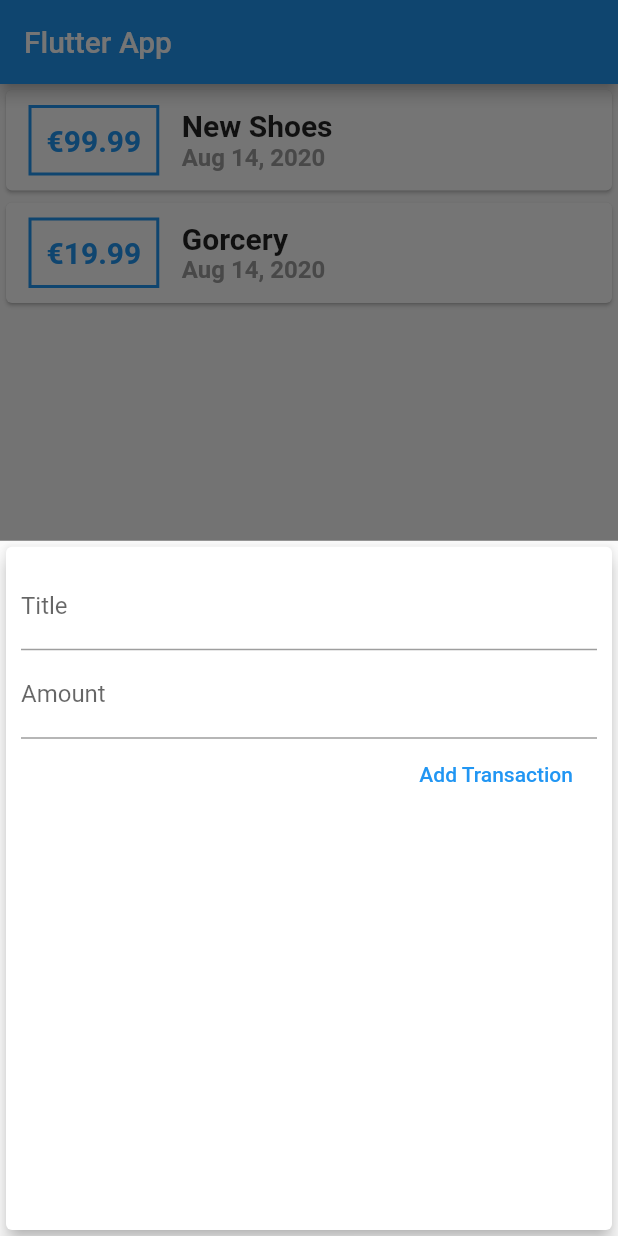
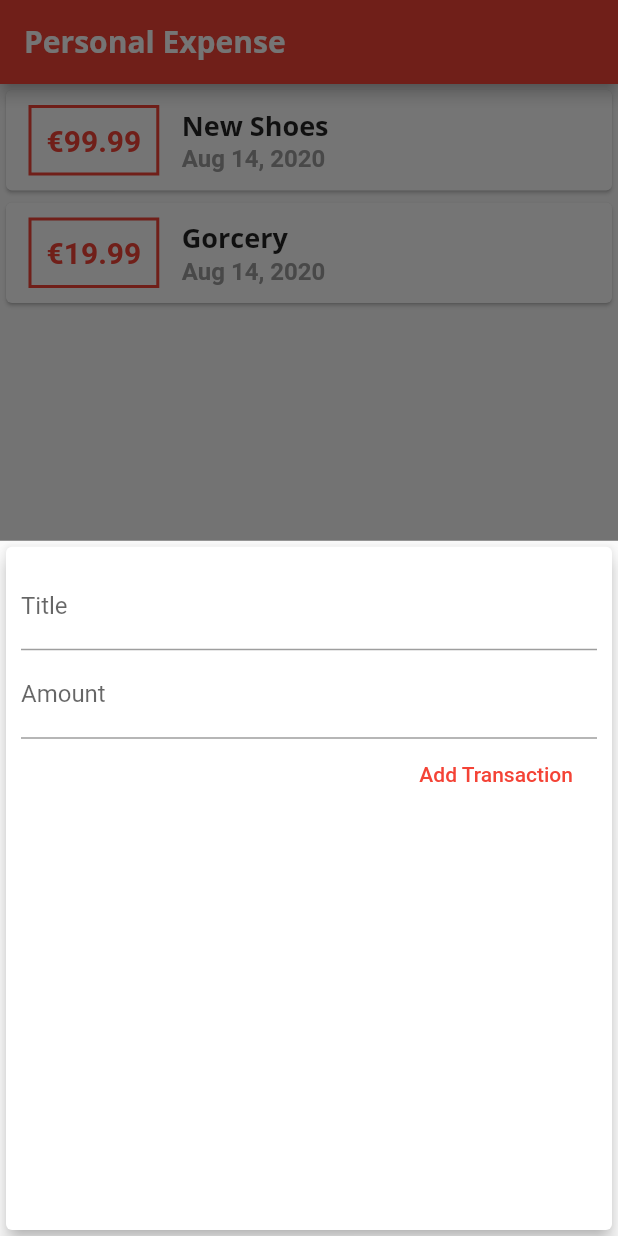
Before and after one commit to FedeArce/FlutterCourse, a Flutter app: the screen it shows after launch, after a tap on the "add" icon, on a phone screen of 412 x 824 dp. Run offline on Flutter 3.47's test engine with Material 2 defaults, Android fonts, the phone set to English and light mode, and no system bars.

Commit message:
update to lesson 95

```diff
--- a/expense_tracker/lib/main.dart
+++ b/expense_tracker/lib/main.dart
@@ -10,7 +10,27 @@ class MyApp extends StatelessWidget {
   @override
   Widget build(BuildContext context) {
     return MaterialApp(
-      title: 'Flutter App',
+      title: 'Personal Expense',
+      theme: ThemeData(
+          primarySwatch: Colors.red,
+          accentColor: Colors.orange,
+          fontFamily: 'Quicksand',
+          textTheme: ThemeData.light().textTheme.copyWith(
+                headline6: TextStyle(
+                  fontFamily: 'OpenSans',
+                  fontSize: 18,
+                  fontWeight: FontWeight.bold,
+                ),
+              ),
+          appBarTheme: AppBarTheme(
+            textTheme: ThemeData.light().textTheme.copyWith(
+                  headline6: TextStyle(
+                    fontFamily: 'OpenSans',
+                    fontSize: 20,
+                    fontWeight: FontWeight.bold,
+                  ),
+                ),
+          )),
       home: MyHomePage(),
     );
   }
@@ -61,7 +81,7 @@ class _MyHomePageState extends State<MyHomePage> {
   Widget build(BuildContext context) {
     return Scaffold(
       appBar: AppBar(
-        title: Text('Flutter App'),
+        title: Text('Personal Expense'),
       ),
       body: SingleChildScrollView(
         child: Column(
--- a/expense_tracker/lib/widgets/inputCard.dart
+++ b/expense_tracker/lib/widgets/inputCard.dart
@@ -1,17 +1,24 @@
 import 'package:flutter/material.dart';
 
-class InputCard extends StatelessWidget {
-  final titleContrller = TextEditingController();
-  final amountController = TextEditingController();
+class InputCard extends StatefulWidget {
   final Function addNewTransaction;
 
   InputCard(this.addNewTransaction);
+
+  @override
+  _InputCardState createState() => _InputCardState();
+}
+
+class _InputCardState extends State<InputCard> {
+  final titleContrller = TextEditingController();
+  final amountController = TextEditingController();
 
   void submitData() {
     if (titleContrller.text.isNotEmpty && amountController.text.isNotEmpty) {
       final enteredTitle = titleContrller.text;
       final enteredAmount = double.parse(amountController.text);
-      addNewTransaction(enteredTitle, enteredAmount);
+      widget.addNewTransaction(enteredTitle, enteredAmount);
+      Navigator.of(context).pop();
     }
   }
 
@@ -42,7 +49,7 @@ class InputCard extends StatelessWidget {
             FlatButton(
               child: Text('Add Transaction'),
               onPressed: submitData,
-              textColor: Colors.blue,
+              textColor: Theme.of(context).primaryColor,
             )
           ],
         ),
--- a/expense_tracker/lib/widgets/transactionColumn.dart
+++ b/expense_tracker/lib/widgets/transactionColumn.dart
@@ -24,7 +24,7 @@ class TransactionColumn extends StatelessWidget {
                   ),
                   decoration: BoxDecoration(
                     border: Border.all(
-                      color: Colors.blue,
+                      color: Theme.of(context).primaryColor,
                       width: 2,
                     ),
                   ),
@@ -34,7 +34,7 @@ class TransactionColumn extends StatelessWidget {
                     style: TextStyle(
                       fontWeight: FontWeight.bold,
                       fontSize: 20,
-                      color: Colors.blue,
+                      color: Theme.of(context).primaryColor,
                     ),
                   ),
                 ),
@@ -43,10 +43,7 @@ class TransactionColumn extends StatelessWidget {
                   children: <Widget>[
                     Text(
                       transactions[index].title,
-                      style: TextStyle(
-                        fontWeight: FontWeight.bold,
-                        fontSize: 20,
-                      ),
+                      style: Theme.of(context).textTheme.headline6,
                     ),
                     Text(
                       DateFormat.yMMMd().format(transactions[index].date),
```
Also changed, not shown: expense_tracker/pubspec.yaml (+12 -6 lines), expense_tracker/assets/fonts/OpenSans-Bold.ttf (added), expense_tracker/assets/fonts/OpenSans-Regular.ttf (added), expense_tracker/assets/fonts/Quicksand-Bold.ttf (added), expense_tracker/assets/fonts/Quicksand-Light.ttf (added), expense_tracker/assets/fonts/Quicksand-Medium.ttf (added), expense_tracker/assets/fonts/Quicksand-Regular.ttf (added).
